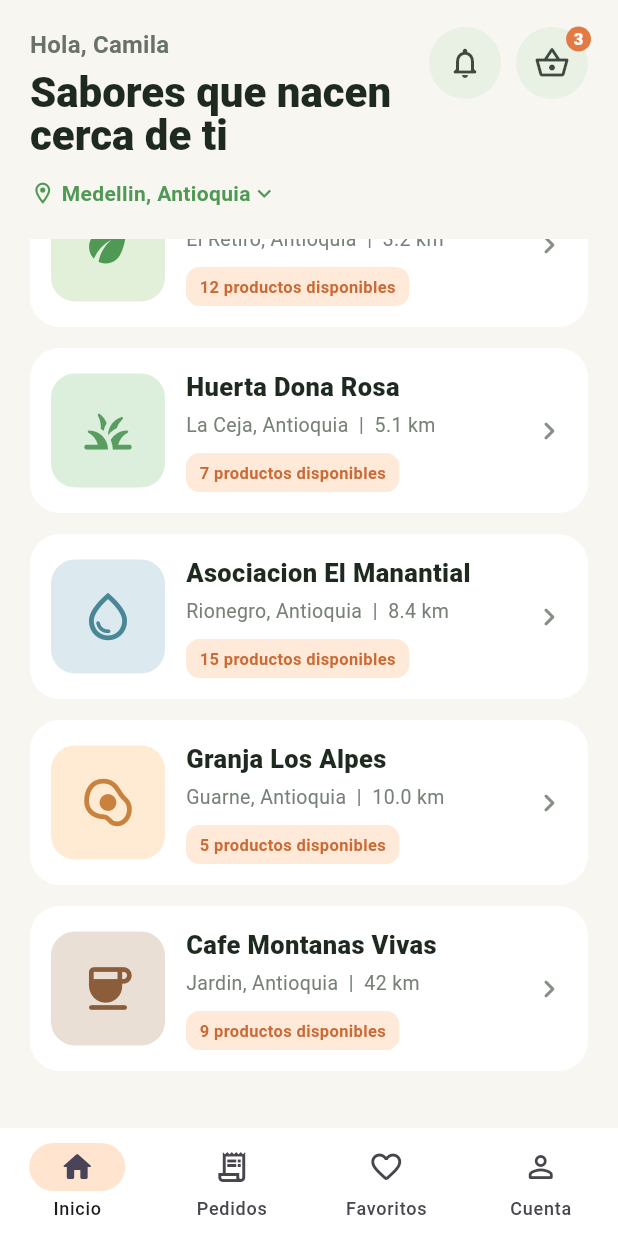
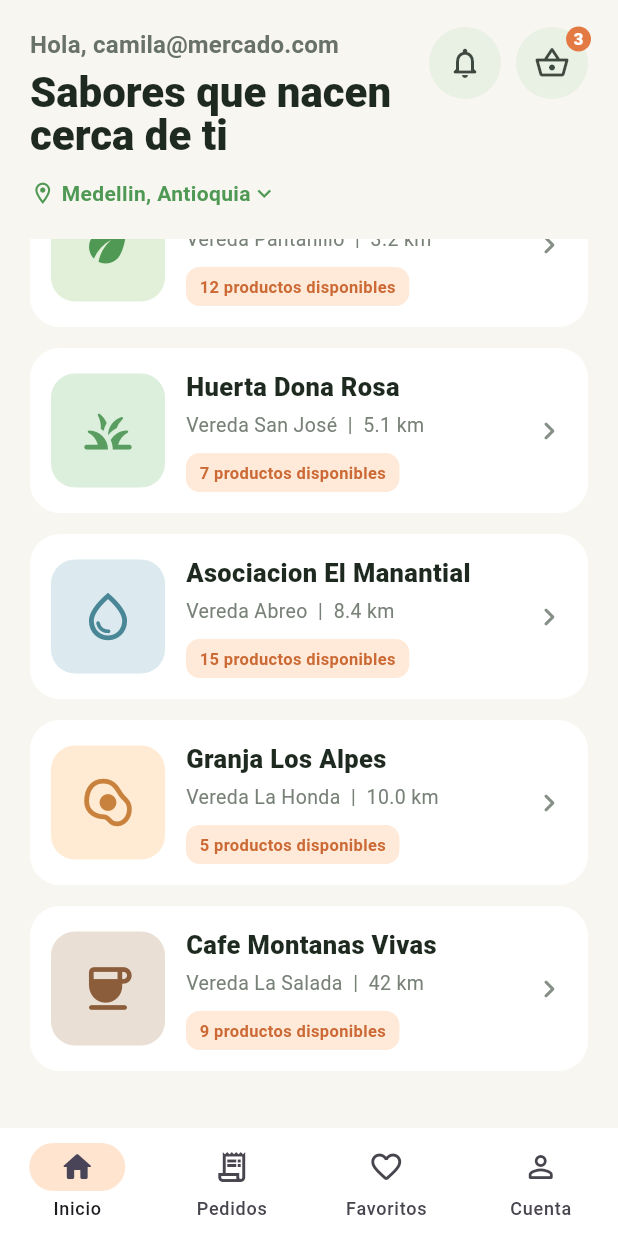
Before and after one commit to VanessaOspina16/navegacion_mercado, a Flutter app: the screen it shows after launch, scrolled down 380 dp, on a phone screen of 412 x 824 dp. Run offline on Flutter 3.47's test engine with Material 3 defaults, Android fonts, the phone set to English and light mode, and no system bars.

Commit message:
feat: crear pantallas de inicio y cuenta

```diff
--- a/lib/main.dart
+++ b/lib/main.dart
@@ -11,7 +11,7 @@ class MercadoApp extends StatelessWidget {
   Widget build(BuildContext context) {
     return MaterialApp(
       title: 'Mercado Campesino',
-      home: const ProductoresPage(),
+      home: const ProductoresPage(email: 'camila@mercado.com'),
     );
   }
 }
--- a/lib/pantallas/productores.dart
+++ b/lib/pantallas/productores.dart
@@ -1,7 +1,9 @@
 import 'package:flutter/material.dart';
 
 class ProductoresPage extends StatefulWidget {
-	const ProductoresPage({super.key});
+	const ProductoresPage({super.key, required this.email});
+
+	final String email;
 
 	@override
 	State<ProductoresPage> createState() => _ProductoresPageState();
@@ -27,7 +29,7 @@ class _ProductoresPageState extends State<ProductoresPage> {
 			body: SafeArea(
 				child: Column(
 					children: [
-						_Header(onLocationPressed: () {}),
+						_Header(email: widget.email, onLocationPressed: () {}),
 						Expanded(
 							child: ListView(
 								padding: const EdgeInsets.fromLTRB(20, 8, 20, 24),
@@ -96,8 +98,9 @@ class _ProductoresPageState extends State<ProductoresPage> {
 }
 
 class _Header extends StatelessWidget {
-	const _Header({required this.onLocationPressed});
+	const _Header({required this.email, required this.onLocationPressed});
 
+	final String email;
 	final VoidCallback onLocationPressed;
 
 	@override
@@ -112,11 +115,13 @@ class _Header extends StatelessWidget {
 							crossAxisAlignment: CrossAxisAlignment.start,
 							children: [
 								Text(
-									'Hola, Camila',
+									'Hola, $email',
 									style: Theme.of(context).textTheme.titleMedium?.copyWith(
 												color: const Color(0xFF687267),
 												fontWeight: FontWeight.w600,
 											),
+									maxLines: 1,
+									overflow: TextOverflow.ellipsis,
 								),
 								const SizedBox(height: 5),
 								Text(
@@ -373,7 +378,7 @@ class ProducerCard extends StatelessWidget {
 														fontSize: 17,
 														fontWeight: FontWeight.w800)),
 										const SizedBox(height: 4),
-										Text('${producer.region}  |  ${producer.distance}',
+										Text('${producer.vereda}  |  ${producer.distance}',
 												style: const TextStyle(
 														color: Color(0xFF788178), fontSize: 13)),
 										const SizedBox(height: 9),
@@ -438,7 +443,7 @@ class BottomNavigation extends StatelessWidget {
 class Producer {
 	const Producer({
 		required this.name,
-		required this.region,
+		required this.vereda,
 		required this.distance,
 		required this.products,
 		required this.icon,
@@ -447,7 +452,7 @@ class Producer {
 	});
 
 	final String name;
-	final String region;
+	final String vereda;
 	final String distance;
 	final int products;
 	final IconData icon;
@@ -458,7 +463,7 @@ class Producer {
 const producerData = [
 	Producer(
 		name: 'Finca La Esperanza',
-		region: 'El Retiro, Antioquia',
+		vereda: 'Vereda Pantanillo',
 		distance: '3.2 km',
 		products: 12,
 		icon: Icons.eco_rounded,
@@ -467,7 +472,7 @@ const producerData = [
 	),
 	Producer(
 		name: 'Huerta Dona Rosa',
-		region: 'La Ceja, Antioquia',
+		vereda: 'Vereda San José',
 		distance: '5.1 km',
 		products: 7,
 		icon: Icons.grass_rounded,
@@ -476,7 +481,7 @@ const producerData = [
 	),
 	Producer(
 		name: 'Asociacion El Manantial',
-		region: 'Rionegro, Antioquia',
+		vereda: 'Vereda Abreo',
 		distance: '8.4 km',
 		products: 15,
 		icon: Icons.water_drop_outlined,
@@ -485,7 +490,7 @@ const producerData = [
 	),
 	Producer(
 		name: 'Granja Los Alpes',
-		region: 'Guarne, Antioquia',
+		vereda: 'Vereda La Honda',
 		distance: '10.0 km',
 		products: 5,
 		icon: Icons.egg_alt_outlined,
@@ -494,7 +499,7 @@ const producerData = [
 	),
 	Producer(
 		name: 'Cafe Montanas Vivas',
-		region: 'Jardin, Antioquia',
+		vereda: 'Vereda La Salada',
 		distance: '42 km',
 		products: 9,
 		icon: Icons.coffee_rounded,
```
Also changed, not shown: lib/pantallas/cuenta.dart (added, +56 -0 lines), lib/pantallas/inicio_sesion.dart (added, +93 -0 lines).
